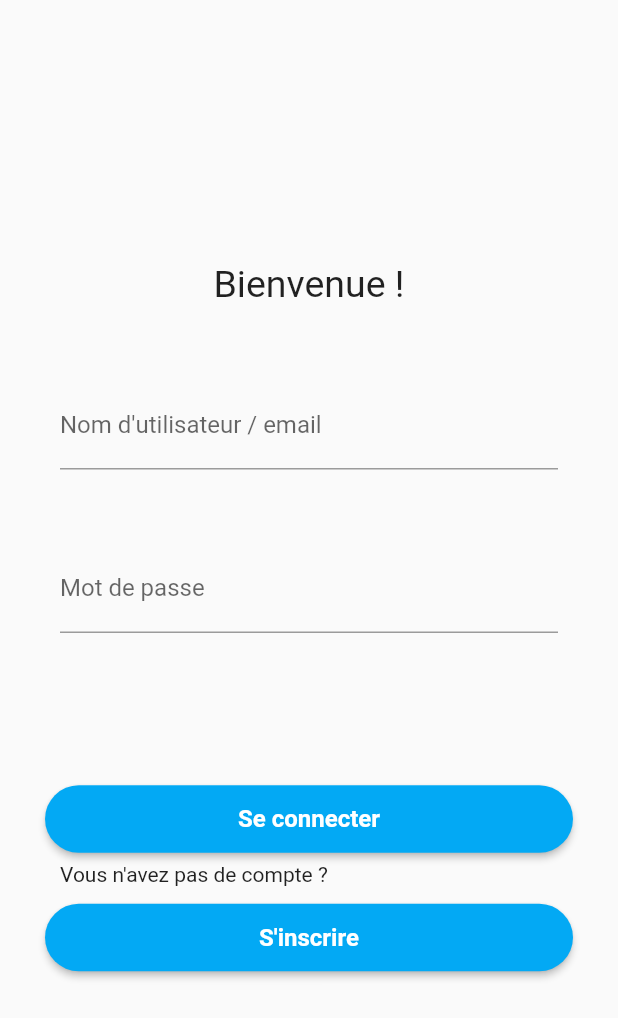
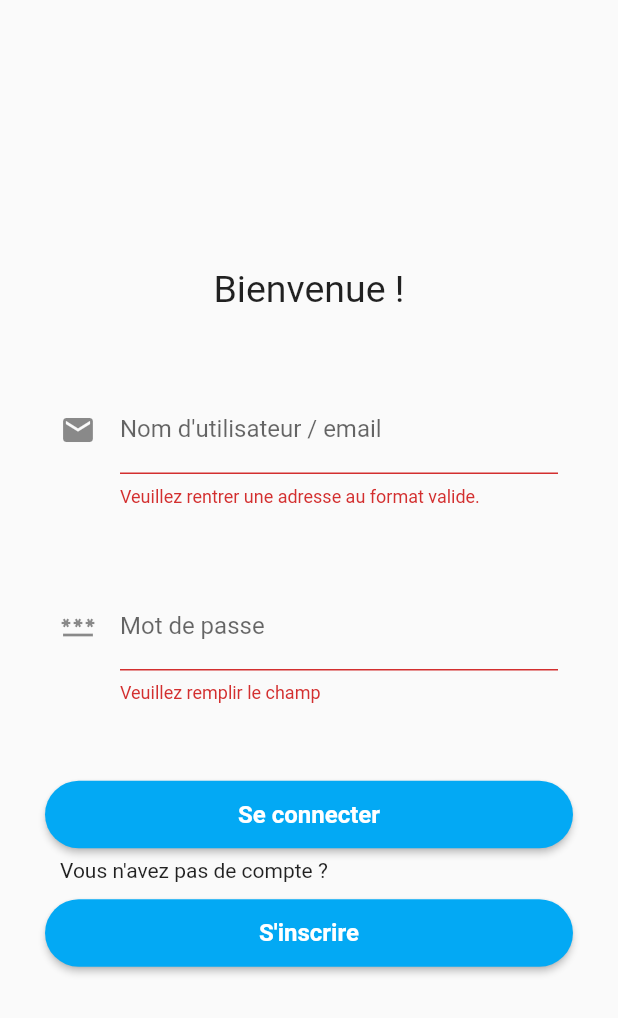
Before and after one commit to juxqq/stage-project-mobile, a Flutter app: the screen it shows after launch, after a tap on "Se connecter", on a phone screen of 412 x 824 dp. Shown: the top 1018 px of the screen. Run offline on Flutter 3.47's test engine with Material 2 defaults, Android fonts, the phone set to English and light mode, and no system bars; missing offline and left inert: mysql1; Roboto replaces fonts that are missing (nunito).

Commit message:
Fin login page + debut connexion db

```diff
--- a/lib/controllers/bdd_controller.dart
+++ b/lib/controllers/bdd_controller.dart
@@ -19,9 +19,9 @@ class BddController {
 }
 
 class BddConstants {
-  static const String host = '';
-  static const String user = 'root';
-  static const String password = '';
-  static const String db = 'pizzeria';
-  static const int port = 35955;
+  static const String host = '109.234.160.80';
+  static const String user = 'jqtp0357_stage_2022_01x02_epsi';
+  static const String password = 'stage_2022_01x02_epsi';
+  static const String db = 'jqtp0357_stage_2022_01x02_epsi';
+  static const int port = 25;
 }
--- a/lib/views/login.dart
+++ b/lib/views/login.dart
@@ -1,4 +1,5 @@
 import 'package:flutter/material.dart';
+import 'package:mobile_app/controllers/bdd_controller.dart';
 import 'package:mobile_app/share/radius_button.dart';
 
 class Login extends StatefulWidget {
@@ -9,11 +10,22 @@ class Login extends StatefulWidget {
 }
 
 class _LoginState extends State<Login> {
+
+  final _formKey = GlobalKey<FormState>();
+
+  @override
+  void initState() {
+    super.initState();
+    BddController controller = new BddController();
+    controller.openConnection();
+  }
+
   @override
   Widget build(BuildContext context) {
     return Scaffold(
       resizeToAvoidBottomInset: false,
-      body: Column(
+      body: Form(key: _formKey,
+        child: Column(
         mainAxisAlignment: MainAxisAlignment.center,
         children: [
           const Text("Bienvenue !", style: TextStyle(
@@ -23,24 +35,41 @@ class _LoginState extends State<Login> {
           Container(
               alignment: Alignment.center,
               margin: const EdgeInsets.symmetric(horizontal: 40),
-              child: const TextField(
-                decoration: InputDecoration(
-                  labelText: "Nom d'utilisateur / email"
+              child: TextFormField(
+                decoration: const InputDecoration(
+                  labelText: "Nom d'utilisateur / email",
+                  icon: Icon(Icons.mail)
                 ),
+                validator: (value) {
+                  if(value.toString().contains('@') == false) {
+                    return "Veuillez rentrer une adresse au format valide.";
+                  }
+
+                  return null;
+                },
               ),
             ),
             const SizedBox(height: 50),
             Container(
               alignment: Alignment.center,
               margin: const EdgeInsets.symmetric(horizontal: 40),
-              child: const TextField(
-              decoration: InputDecoration(
-                labelText: "Mot de passe"
+              child: TextFormField(
+              decoration: const InputDecoration(
+                icon: Icon(Icons.password),
+                labelText: "Mot de passe",
               ),
+              obscureText: true,
+              validator: (value) {
+                if(value == null || value.isEmpty) {
+                  return "Veuillez remplir le champ";
+                }
+
+                return null;
+              }
             )),
-            const SizedBox(height: 100),
+            const SizedBox(height: 50),
             RadiusButton("Se connecter",
-                               () { Navigator.pushNamed(context, "/main"); }),
+                               () { if(_formKey.currentState!.validate()) { Navigator.pushNamed(context, "/main"); } }),
             const SizedBox(height:5),
             Container(
               padding: const EdgeInsets.only(left: 40),
@@ -52,6 +81,6 @@ class _LoginState extends State<Login> {
                                 () { Navigator.pushNamed(context, "/signup"); })
         ],
       )
-    );
+    ));
   }
 }
```
